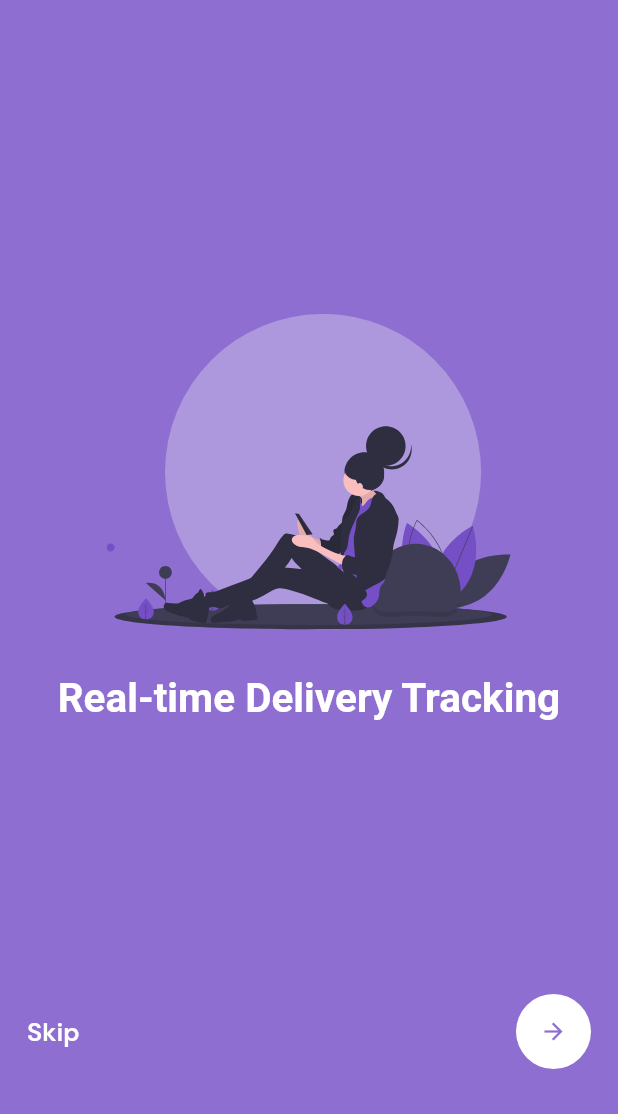
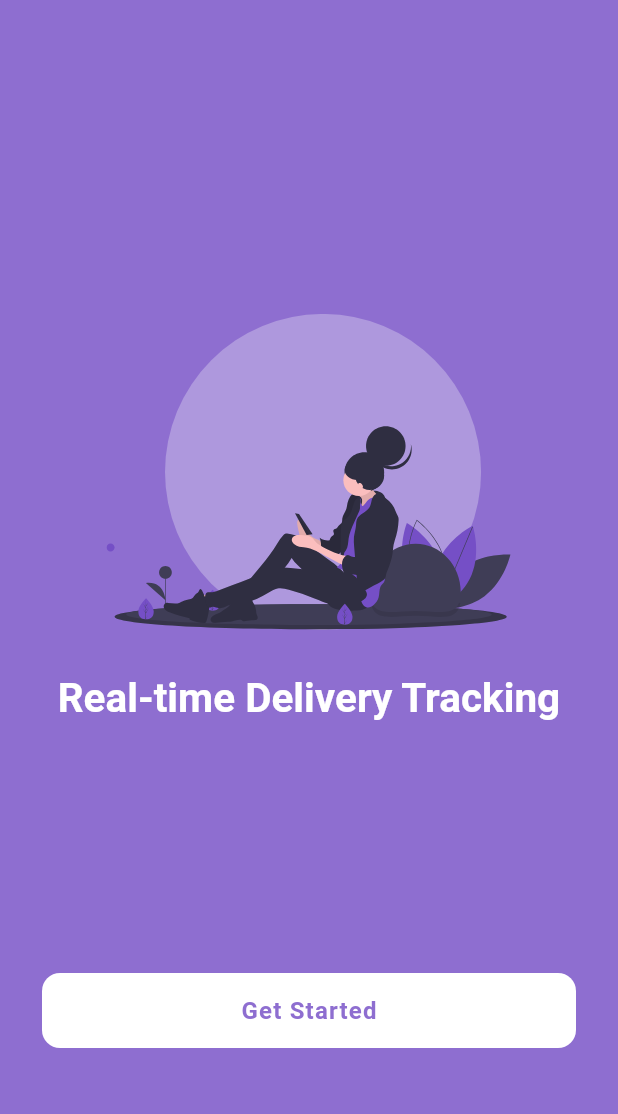
Before and after one commit to enwokoma/cabdriver, a Flutter app: the screen it shows after launch, swiped to page 3, on a phone screen of 412 x 824 dp, the part 122-1236 px from its top. Run offline on Flutter 3.47's test engine with Material 2 defaults, Android fonts, the light colour scheme and no system bars; drawn by our look-alikes of smooth_page_indicator; our stand-ins replace flutter_spinkit, flutter_svg, google_fonts; Roboto replaces fonts that are missing (Krub).

Commit message:
added last button to onboarding

```diff
--- a/dellioo/lib/app_utils/widgets/buttons/action_button.dart
+++ b/dellioo/lib/app_utils/widgets/buttons/action_button.dart
@@ -6,7 +6,7 @@ import 'package:flutter_spinkit/flutter_spinkit.dart';
 class ActionButton extends StatelessWidget {
   final Function? onPressed;
   final Color color;
-  final Color textColor;
+  final Color? textColor;
   final String? text;
   final bool disabled;
   final Widget? icon;
@@ -14,7 +14,7 @@ class ActionButton extends StatelessWidget {
   final double height;
   final double textFontSize;
   final bool isLoading;
-  final Color disabledColor;
+  final Color? disabledColor;
   final Color disabledTextColor;
 
   ActionButton({
--- a/dellioo/lib/main.dart
+++ b/dellioo/lib/main.dart
@@ -1,7 +1,8 @@
 import 'package:dellioo/app_utils/styles/strings.dart';
+import 'package:dellioo/providers/set_up.dart';
 import 'package:dellioo/ui/views/onboarding/onboarding_home.dart';
-import 'package:dellioo/ui/views/splash_screen/splash_screen.dart';
 import 'package:flutter/material.dart';
+import 'package:provider/provider.dart';
 
 void main() {
   runApp(const MyApp());
@@ -13,9 +14,12 @@ class MyApp extends StatelessWidget {
   // This widget is the root of your application.
   @override
   Widget build(BuildContext context) {
-    return  MaterialApp(
-      title: AppStrings.dlAppName,
-      home: const OnboardingHome(),
+    return  MultiProvider(
+        providers: providers,
+        child: MaterialApp(
+        title: AppStrings.dlAppName,
+        home: const OnboardingHome(),
+      ),
     );
   }
 }
--- /dev/null
+++ b/dellioo/lib/providers/set_up.dart
@@ -0,0 +1,11 @@
+import 'package:dellioo/providers/onboarding_provider.dart';
+import 'package:provider/provider.dart';
+import 'package:provider/single_child_widget.dart';
+
+List<SingleChildWidget> providers = [
+  ...independentServices,
+];
+
+List<SingleChildWidget> independentServices = [
+  ChangeNotifierProvider(create: (_) => OnboardingProvider()),
+];
--- a/dellioo/lib/ui/views/onboarding/onboarding_home.dart
+++ b/dellioo/lib/ui/views/onboarding/onboarding_home.dart
@@ -1,6 +1,7 @@
 import 'package:dellioo/app_utils/styles/colors.dart';
 import 'package:dellioo/app_utils/styles/strings.dart';
 import 'package:dellioo/app_utils/styles/texts.dart';
+import 'package:dellioo/app_utils/widgets/buttons/action_button.dart';
 import 'package:dellioo/ui/base/base_view.dart';
 import 'package:dellioo/ui/views/onboarding/onboarding_one.dart';
 import 'package:dellioo/ui/views/onboarding/onboarding_three.dart';
@@ -68,9 +69,14 @@ class OnboardingHome extends StatelessWidget {
                       OnboardingTwo(),
                       OnboardingThree()
                     ],
+                    onPageChanged: (page){
+                      model.onPageChanged(page);
+                    },
                   ),
                 ),
 
+                model.currentPage != 2
+                ?
                 Positioned(
                     bottom: 30,
                     right: 18,
@@ -102,6 +108,18 @@ class OnboardingHome extends StatelessWidget {
                       ),
                     )
                 )
+                    :
+                Positioned(
+                  bottom: 44,
+                  right: 28,
+                  left: 28,
+                  child: ActionButton(
+                    text: 'Get Started',
+                    color: dlColorWhite,
+                    textColor: dlColorPrimary400,
+                    onPressed: null,
+                  ),
+                )
               ],
             ),
           ),
--- a/dellioo/lib/ui/views/onboarding/view_model.dart
+++ b/dellioo/lib/ui/views/onboarding/view_model.dart
@@ -3,6 +3,13 @@ import 'package:flutter/material.dart';
 
 class OnboardingViewModel extends BaseViewModel{
   final PageController pageController = PageController();
+
+  bool _isLastPage = false;
+  bool get isLastPage => _isLastPage;
+  set isLastPage(bool val){
+    _isLastPage = val;
+    notifyListeners();
+  }
 
   void init(){
 
```
Also changed, not shown: dellioo/lib/providers/onboarding_provider.dart (added, +11 -0 lines).
